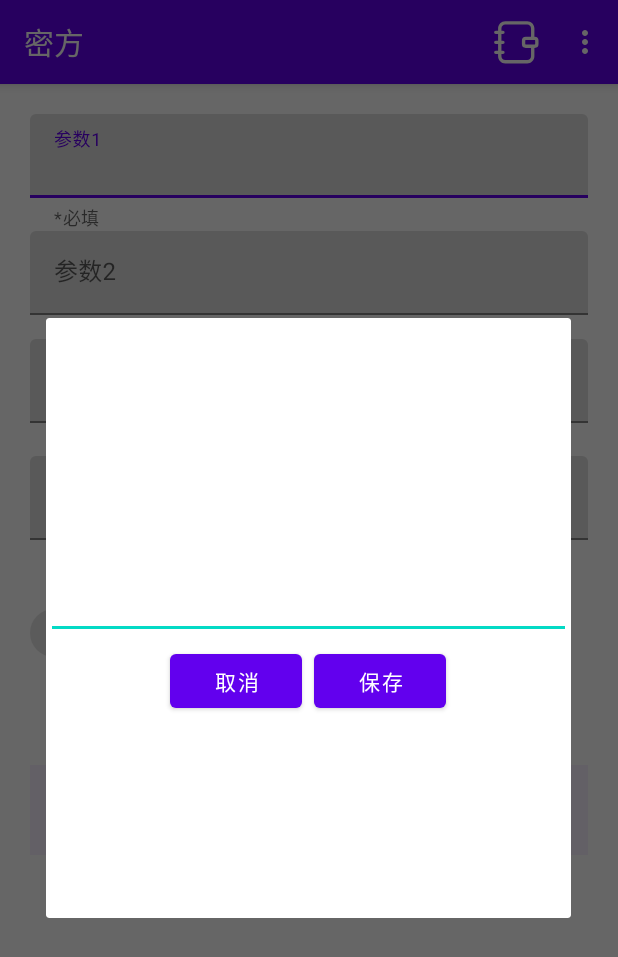
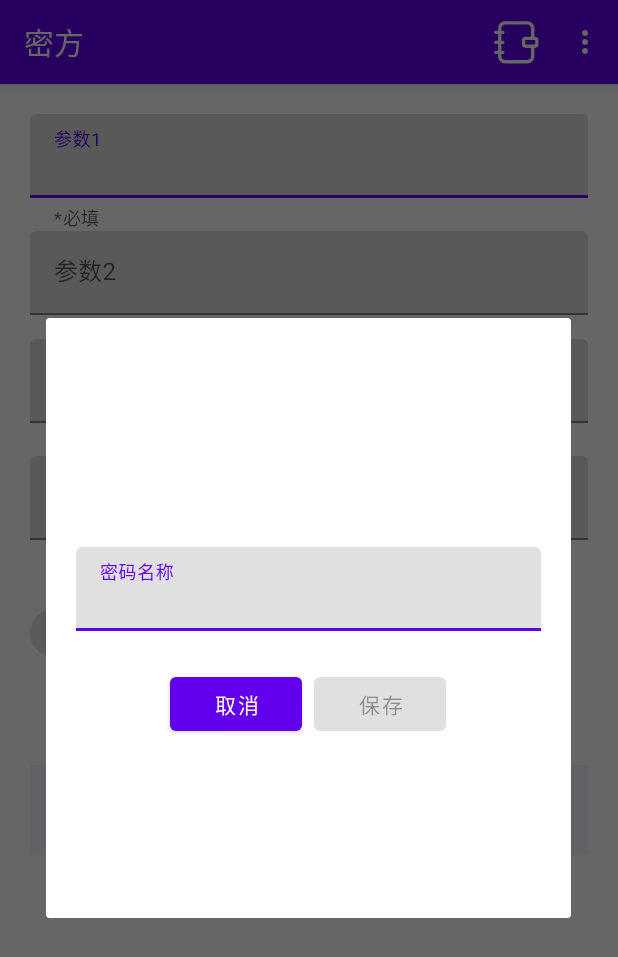
Before and after one commit to Daniel-Why/MyPassWord, an Android app: the fragment SavePwdDialog placed in its activity, on a phone screen of 412 x 824 dp. Shown: the top 957 px of the screen. Run offline under Robolectric (Android 15) with nearby library versions, the phone set to English and light mode, and no system bars.

Commit message:
- 新增PwdNote表 - 新增密码保存功能

```diff
--- /dev/null
+++ b/app/src/main/java/dan/fatzero/mypassword/EncryptAndDecrypt.java
@@ -0,0 +1,27 @@
+package dan.fatzero.mypassword;
+
+public class EncryptAndDecrypt {
+
+    BaseFunction.SymmetricalEncryptionUtils symmetricalEncryptionUtils = new BaseFunction.SymmetricalEncryptionUtils();
+    AboutUUID aboutUUID = new AboutUUID();
+    BaseFunction baseFunction = new BaseFunction();
+
+    /* 加解密模板 */
+    //使用UUID+md5加密
+    public String encodeModel01(String str){
+        String encryptString;
+        String uuid = aboutUUID.getUUID();
+        String keyRule = baseFunction.getMD5Str(uuid);
+        encryptString = symmetricalEncryptionUtils.encodeString(str,keyRule);
+        return encryptString;
+    }
+
+    //使用UUID+md5解密
+    public String decodeModel01(String str){
+        String encryptString;
+        String uuid = aboutUUID.getUUID();
+        String keyRule = baseFunction.getMD5Str(uuid);
+        encryptString = symmetricalEncryptionUtils.decodeString(str,keyRule);
+        return encryptString;
+    }
+}
--- a/app/src/main/java/dan/fatzero/mypassword/MyDatabaseHelper.java
+++ b/app/src/main/java/dan/fatzero/mypassword/MyDatabaseHelper.java
@@ -7,8 +7,14 @@ import android.widget.Toast;
 
 public class MyDatabaseHelper extends SQLiteOpenHelper {
 
+    //创建账户密码数据库
     public static final String CREATE_UserPwd = "Create table UserPwd("
             +"id integer primary key autoincrement,"
+            +"password text)";
+    //创建密码本数据库
+    public static final String CREATE_PwdNote = "Create table PwdNote("
+            +"id integer primary key autoincrement,"
+            +"name text,"
             +"password text)";
 
     private final Context mContext;
@@ -19,7 +25,8 @@ public class MyDatabaseHelper extends SQLiteOpenHelper {
 
     @Override
     public void onCreate(SQLiteDatabase db) {
-        db.execSQL(CREATE_UserPwd);;
+        db.execSQL(CREATE_UserPwd);
+        db.execSQL(CREATE_PwdNote);
         Toast.makeText(mContext,"Create succeeded",Toast.LENGTH_SHORT).show();
     }
 
@@ -28,4 +35,6 @@ public class MyDatabaseHelper extends SQLiteOpenHelper {
         db.execSQL("drop table if exists UserPwd");
         onCreate(db);
     }
+
+
 }
--- a/app/src/main/java/dan/fatzero/mypassword/SavePwdDialog.java
+++ b/app/src/main/java/dan/fatzero/mypassword/SavePwdDialog.java
@@ -1,10 +1,16 @@
 package dan.fatzero.mypassword;
 
+import android.content.ContentValues;
+import android.content.Context;
+import android.database.sqlite.SQLiteDatabase;
 import android.os.Bundle;
+import android.text.Editable;
+import android.text.TextWatcher;
 import android.util.Log;
 import android.view.LayoutInflater;
 import android.view.View;
 import android.view.ViewGroup;
+import android.view.inputmethod.InputMethodManager;
 import android.widget.Button;
 import android.widget.TextView;
 import android.widget.Toast;
@@ -13,7 +19,7 @@ import androidx.annotation.NonNull;
 import androidx.annotation.Nullable;
 import androidx.fragment.app.DialogFragment;
 
-import java.util.ArrayList;
+import com.google.android.material.textfield.TextInputLayout;
 
 public class SavePwdDialog extends DialogFragment {
     public static final String K_TITLE = "k_title";
@@ -38,9 +44,10 @@ public class SavePwdDialog extends DialogFragment {
             title = in.getString(K_TITLE);
             content = in.getString(K_CONTENT);
             pwd = in.getString(K_Pwd);
-        };
+        }
 
-        Log.d("SPD", title);
+        Log.d("SDia","pwd: "+pwd);
+
     }
 
     @Nullable
@@ -64,13 +71,56 @@ public class SavePwdDialog extends DialogFragment {
         super.onViewCreated(view, savedInstanceState);
         TextView titleTv = view.findViewById(R.id.save_title);
         TextView contentTv = view.findViewById(R.id.save_content);
-        Button button = view.findViewById(R.id.dialog_saved_button);
+        TextView saveName = view.findViewById(R.id.save_name);
+        Button savedButton = view.findViewById(R.id.dialog_saved_button);
+        TextInputLayout saveNameLayout = view.findViewById(R.id.save_name_layout);
+
+        EncryptAndDecrypt encryptAndDecrypt = new EncryptAndDecrypt();
+        MyDatabaseHelper dbHelper = new MyDatabaseHelper(GlobalApplication.getAppContext(), "PwdNote.dp", null, 1);
+        dbHelper.getWritableDatabase();
+        SQLiteDatabase db = dbHelper.getWritableDatabase();
 
         titleTv.setText(title);
         contentTv.setText(content);
-        button.setOnClickListener(view1 -> {
+
+        //监听密码名称输入框
+        saveName.addTextChangedListener(new TextWatcher() {
+            @Override
+            public void beforeTextChanged(CharSequence charSequence, int i, int i1, int i2) {
+
+            }
+
+            @Override
+            public void onTextChanged(CharSequence charSequence, int i, int i1, int i2) {
+
+            }
+
+            @Override
+            public void afterTextChanged(Editable editable) {
+                String saveNameText = saveName.getText().toString();
+                if(!saveNameText.equals("")){
+                    savedButton.setEnabled(true);
+                    saveNameLayout.setErrorEnabled(false);
+
+                }else {
+                    saveNameLayout.setError("请输入名称！");
+                    savedButton.setEnabled(false);
+
+                }
+            }
+        });
+
+        //按钮监听
+        savedButton.setOnClickListener(view1 -> {
             Log.d("SDia","this is dialog");
-            Toast.makeText(GlobalApplication.getAppContext(),"this is dialog",Toast.LENGTH_SHORT).show();
+            String encodeString = encryptAndDecrypt.encodeModel01(pwd);
+            ContentValues values = new ContentValues();
+            values.put("name",saveName.getText().toString());
+            values.put("password",encodeString);
+            db.insert("PwdNote",null,values);
+            values.clear();
+            Toast.makeText(GlobalApplication.getAppContext(),saveName.getText().toString()+" 保存成功！",Toast.LENGTH_SHORT).show();
+            mStateListener.close();
         });
     }
 
--- /dev/null
+++ b/app/src/main/res/drawable/ic_save.xml
@@ -0,0 +1,9 @@
+<vector xmlns:android="http://schemas.android.com/apk/res/android"
+    android:width="500dp"
+    android:height="500dp"
+    android:viewportWidth="1024"
+    android:viewportHeight="1024">
+  <path
+      android:fillColor="#FF000000"
+      android:pathData="M928,896L928,314.2c0,-8.3 -3.5,-16.6 -9.6,-22.7l-187.8,-186.2a31.4,31.4 0,0 0,-22.4 -9.3L672,96v160c0,52.8 -43.2,96 -96,96L256,352c-52.8,0 -96,-43.2 -96,-96L160,96L128,96c-17.6,0 -32,14.4 -32,32v768c0,17.6 14.4,32 32,32h64v-288c0,-52.8 43.2,-96 96,-96h448c52.8,0 96,43.2 96,96v288h64c17.6,0 32,-14.4 32,-32zM768,928v-288c0,-17.6 -14.4,-32 -32,-32L288,608c-17.6,0 -32,14.4 -32,32v288h512zM224,96v160c0,17.6 14.4,32 32,32h320c17.6,0 32,-14.4 32,-32L608,96L224,96zM963.5,246.1c18.3,17.9 28.5,42.9 28.5,68.2L992,896c0,52.8 -43.2,96 -96,96L128,992c-52.8,0 -96,-43.2 -96,-96L32,128c0,-52.8 43.2,-96 96,-96h580.2c25.6,0 49.6,9.9 67.5,27.8l187.8,186.2zM512,256a32,32 0,0 1,-32 -32L480,160a32,32 0,0 1,64 0v64a32,32 0,0 1,-32 32z"/>
+</vector>
--- a/app/src/main/res/layout/activity_my_pwd_main.xml
+++ b/app/src/main/res/layout/activity_my_pwd_main.xml
@@ -149,20 +149,20 @@
                     <Button
                         style="@style/Widget.Material3.Button.TextButton"
                         android:id="@+id/copyButton"
-                        android:layout_width="wrap_content"
+                        android:layout_width="42sp"
                         android:layout_height="wrap_content"
-                        android:text="复制"
                         app:icon="@drawable/ic_copy"
+                        android:enabled="false"
                         android:textSize="10sp"
                         app:iconSize="18dp"
                         />
                     <Button
                         style="@style/Widget.Material3.Button.TextButton"
                         android:id="@+id/saveButton"
-                        android:layout_width="wrap_content"
+                        android:layout_width="42sp"
                         android:layout_height="wrap_content"
-                        android:text="保存"
-                        app:icon="@drawable/ic_copy"
+                        android:enabled="false"
+                        app:icon="@drawable/ic_save"
                         android:textSize="10sp"
                         app:iconSize="18dp"
                         />
--- a/app/src/main/res/layout/dialog_save_pwd.xml
+++ b/app/src/main/res/layout/dialog_save_pwd.xml
@@ -2,6 +2,7 @@
 <FrameLayout xmlns:android="http://schemas.android.com/apk/res/android"
     android:layout_width="match_parent"
     android:layout_height="match_parent"
+    xmlns:app="http://schemas.android.com/apk/res-auto"
     android:layout_gravity="center"
     android:gravity="center"
     android:orientation="vertical">
@@ -22,11 +23,20 @@
         android:layout_height="wrap_content"
         android:text="content"/>
 
-    <EditText
-        android:id="@+id/saved_name"
-        android:layout_width="match_parent"
-        android:layout_height="wrap_content"
-        />
+        <com.google.android.material.textfield.TextInputLayout
+            android:id="@+id/save_name_layout"
+            android:layout_width="match_parent"
+            android:layout_height="wrap_content"
+            android:hint="密码名称"
+            android:layout_marginHorizontal="20sp"
+            app:errorEnabled="true">
+
+        <com.google.android.material.textfield.TextInputEditText
+            android:id="@+id/save_name"
+            android:layout_width="match_parent"
+            android:layout_height="wrap_content"
+            />
+        </com.google.android.material.textfield.TextInputLayout>
     <LinearLayout
         android:layout_width="match_parent"
         android:layout_height="wrap_content"
@@ -43,6 +53,7 @@
             android:layout_width="wrap_content"
             android:layout_height="wrap_content"
             android:layout_margin="4sp"
+            android:enabled="false"
             android:text="保存"/>
     </LinearLayout>
 
```
Also changed, not shown: app/src/main/java/dan/fatzero/mypassword/AboutUUID.java (added, +52 -0 lines), app/src/main/java/dan/fatzero/mypassword/BaseFunction.java (+11 -10 lines), app/src/main/java/dan/fatzero/mypassword/MyPwdMainActivity.java (+8 -1 lines), app/src/main/java/dan/fatzero/mypassword/NotebookActivity.java (+5 -20 lines).
